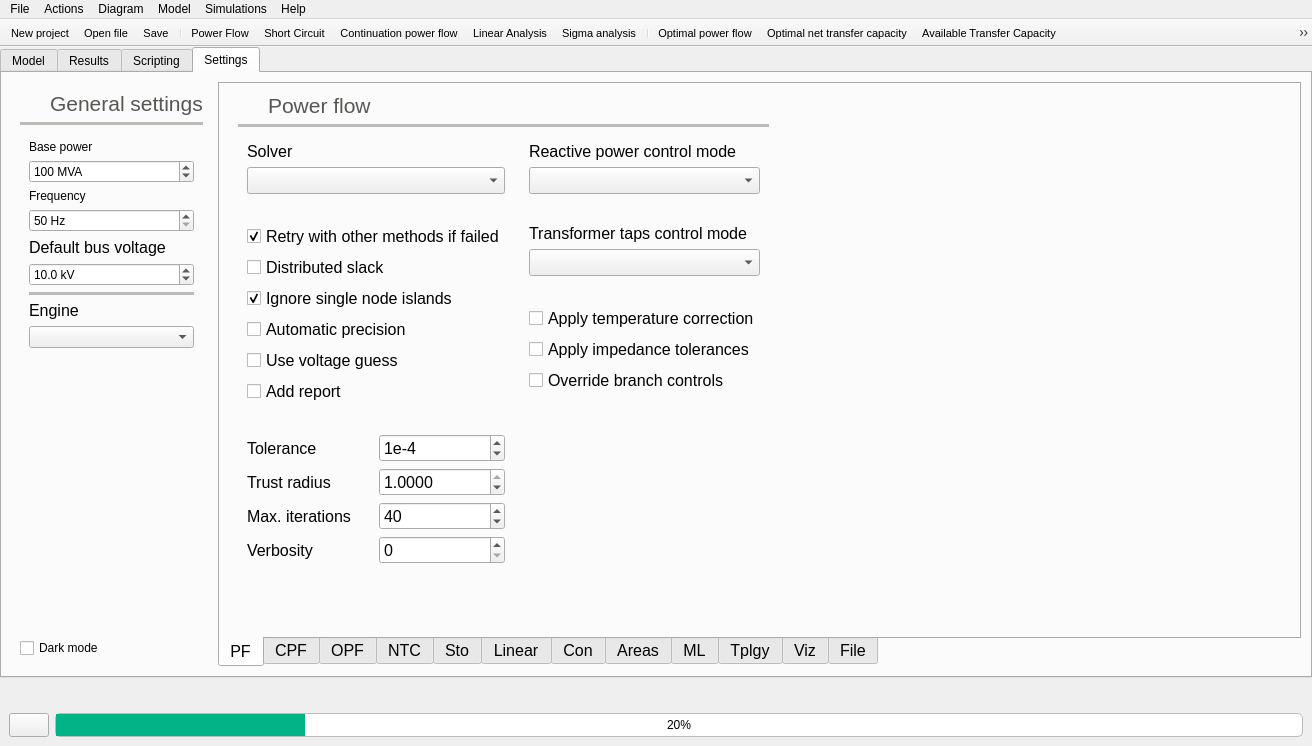
Above: src/GridCal/Gui/Main/MainWindow.ui from SanPen/GridCal before the change. Below: the same form after it.
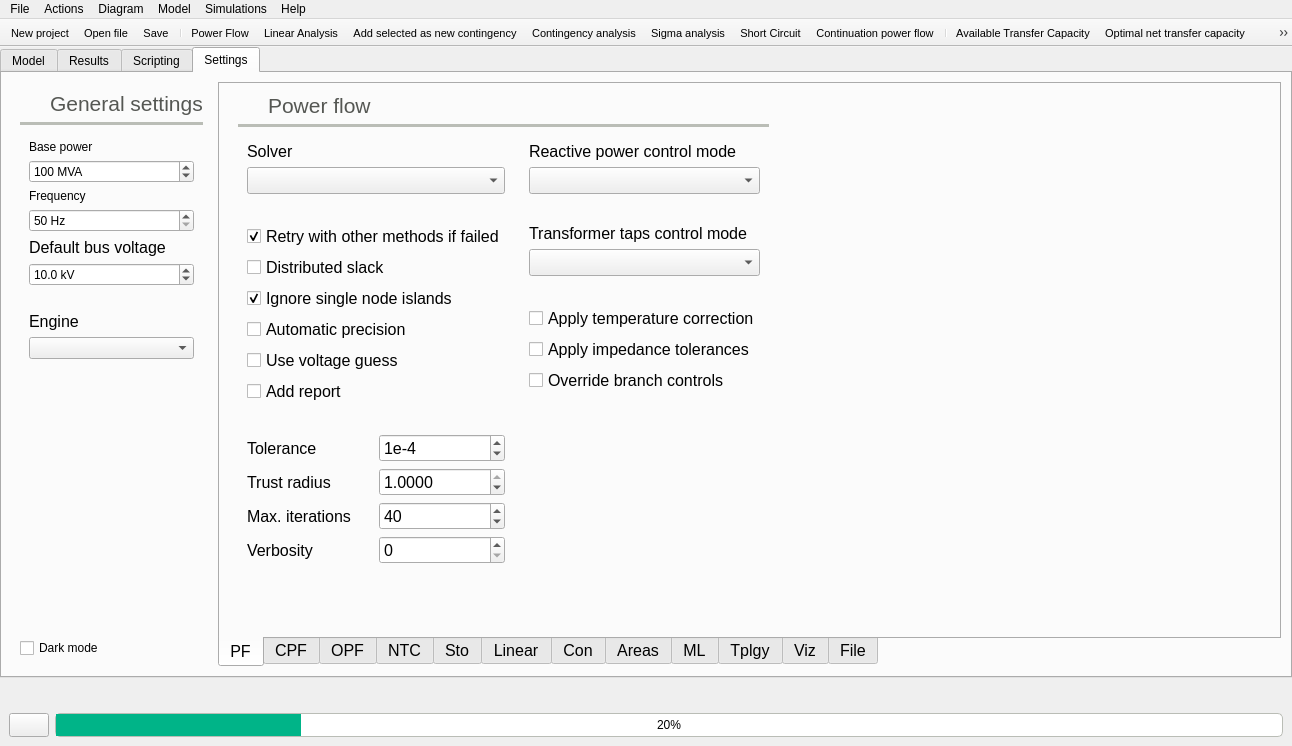
That is the form after the change. The open tabs and pages were chosen to show the change. Icons and pictures are not drawn.

Commit message: Rearranged GUI icons Added cancel option to the acopf time series

Patch:
```diff
--- a/src/GridCal/Gui/Main/MainWindow.ui
+++ b/src/GridCal/Gui/Main/MainWindow.ui
@@ -6,7 +6,7 @@
    <rect>
     <x>0</x>
     <y>0</y>
-    <width>1312</width>
+    <width>1292</width>
     <height>746</height>
    </rect>
   </property>
@@ -8016,52 +8016,9 @@
                </widget>
               </item>
               <item>
-               <widget class="Line" name="line_19">
-                <property name="palette">
-                 <palette>
-                  <active>
-                   <colorrole role="WindowText">
-                    <brush brushstyle="SolidPattern">
-                     <color alpha="255">
-                      <red>186</red>
-                      <green>189</green>
-                      <blue>182</blue>
-                     </color>
-                    </brush>
-                   </colorrole>
-                  </active>
-                  <inactive>
-                   <colorrole role="WindowText">
-                    <brush brushstyle="SolidPattern">
-                     <color alpha="255">
-                      <red>186</red>
-                      <green>189</green>
-                      <blue>182</blue>
-                     </color>
-                    </brush>
-                   </colorrole>
-                  </inactive>
-                  <disabled>
-                   <colorrole role="WindowText">
-                    <brush brushstyle="SolidPattern">
-                     <color alpha="255">
-                      <red>190</red>
-                      <green>190</green>
-                      <blue>190</blue>
-                     </color>
-                    </brush>
-                   </colorrole>
-                  </disabled>
-                 </palette>
-                </property>
-                <property name="frameShadow">
-                 <enum>QFrame::Plain</enum>
-                </property>
-                <property name="lineWidth">
-                 <number>4</number>
-                </property>
-                <property name="orientation">
-                 <enum>Qt::Horizontal</enum>
+               <widget class="QLabel" name="label_40">
+                <property name="text">
+                 <string/>
                 </property>
                </widget>
               </item>
@@ -8180,7 +8137,7 @@
     <rect>
      <x>0</x>
      <y>0</y>
-     <width>1312</width>
+     <width>1292</width>
      <height>22</height>
     </rect>
    </property>
@@ -8370,25 +8327,25 @@
    <addaction name="actionSave"/>
    <addaction name="separator"/>
    <addaction name="actionPower_flow"/>
-   <addaction name="actionShort_Circuit"/>
-   <addaction name="actionVoltage_stability"/>
    <addaction name="actionLinearAnalysis"/>
+   <addaction name="actionAdd_selected_to_contingency"/>
+   <addaction name="actionContingency_analysis"/>
    <addaction name="actionSigma_analysis"/>
+   <addaction name="actionShort_Circuit"/>
+   <addaction name="actionVoltage_stability"/>
    <addaction name="separator"/>
-   <addaction name="actionOPF"/>
-   <addaction name="actionOptimal_Net_Transfer_Capacity"/>
    <addaction name="actionATC"/>
+   <addaction name="actionOptimal_Net_Transfer_Capacity"/>
+   <addaction name="actionOPF"/>
    <addaction name="actionOpf_to_Power_flow"/>
    <addaction name="separator"/>
-   <addaction name="actionClustering"/>
-   <addaction name="actionUse_clustering"/>
-   <addaction name="actionPower_flow_Stochastic"/>
    <addaction name="actionAdd_selected_as_new_investment"/>
    <addaction name="actionInvestments_evaluation"/>
-   <addaction name="separator"/>
-   <addaction name="actionAdd_selected_to_contingency"/>
-   <addaction name="actionInitialize_contingencies"/>
-   <addaction name="actionContingency_analysis"/>
+   <addaction name="actionPower_flow_Stochastic"/>
+   <addaction name="actionClustering"/>
+   <addaction name="actionUse_clustering"/>
+   <addaction name="actionEdit_simulation_time_limits"/>
+   <addaction name="actionactivate_time_series"/>
    <addaction name="separator"/>
    <addaction name="actionBigger_nodes"/>
    <addaction name="actionSmaller_nodes"/>
@@ -8398,9 +8355,6 @@
    <addaction name="separator"/>
    <addaction name="actionInputs_analysis"/>
    <addaction name="actionLaunch_data_analysis_tool"/>
-   <addaction name="separator"/>
-   <addaction name="actionactivate_time_series"/>
-   <addaction name="actionEdit_simulation_time_limits"/>
   </widget>
   <action name="actionOpen_file">
    <property name="icon">
```
The commit also changes 5 other files.
